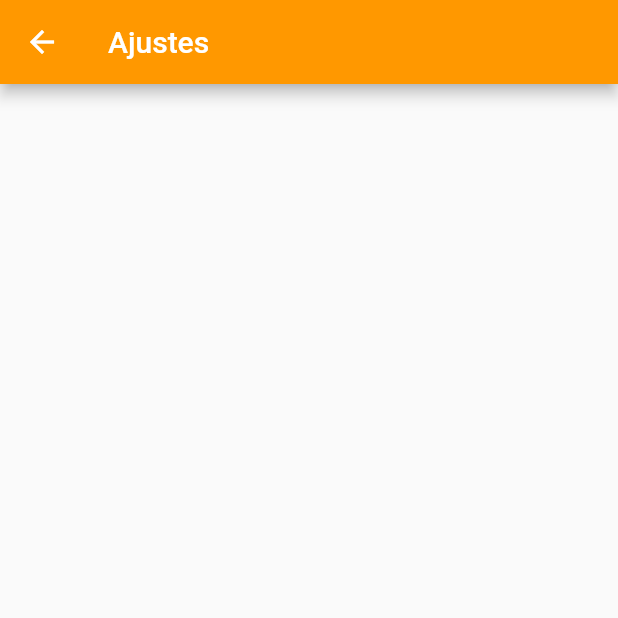
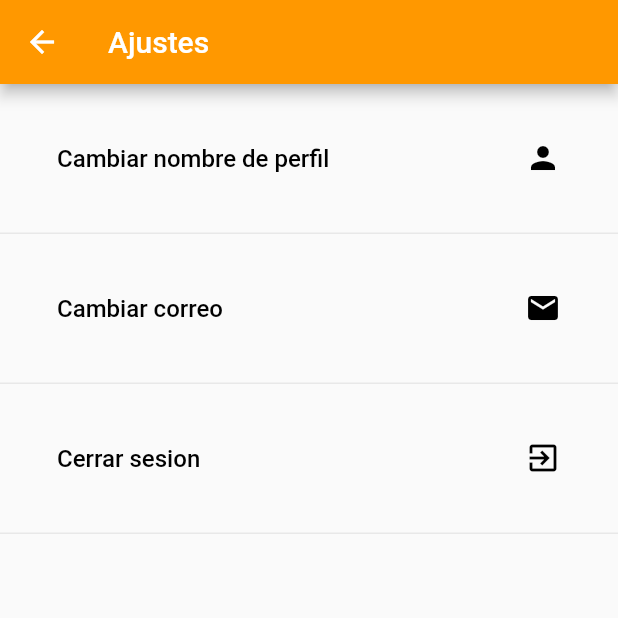
Before and after one commit to JoseHerCast/patitasACasa, a Flutter app: the Settings screen opened directly, on a phone screen of 412 x 824 dp, the top half of it. Run offline on Flutter 3.47's test engine with Material 2 defaults, Android fonts, the light colour scheme and no system bars; our stand-ins replace firebase_auth, firebase_core, flutter_login, image_picker; accounts and stored records are empty; Roboto replaces fonts that are missing (Lato-Regular).

Commit message:
Implementado el concepto de la pantalla de ajustes

```diff
--- a/lib/screens/settings.dart
+++ b/lib/screens/settings.dart
@@ -1,3 +1,4 @@
+import 'package:flutter/cupertino.dart';
 import 'package:flutter/material.dart';
 
 class Settings extends StatelessWidget {
@@ -7,9 +8,90 @@ class Settings extends StatelessWidget {
   Widget build(BuildContext context) {
     return Scaffold(
       appBar: AppBar(
-        title: const Text("Ajustes"),
+        title: const Text(
+          "Ajustes",
+          style: TextStyle(
+            fontFamily: "Lato-Regular",
+            fontSize: 20,
+          ),
+        ),
         backgroundColor: Colors.orange,
+      ),
+      body: ListView(
+        children: [
+          Column(
+            children: [
+              SettingsOption(
+                description: "Cambiar nombre de perfil",
+                icon: Icons.person,
+              ),
+              SettingsOption(
+                description: "Cambiar correo",
+                icon: Icons.mail,
+              ),
+              SettingsOption(
+                description: "Cerrar sesion",
+                icon: Icons.exit_to_app,
+              ),
+            ],
+          ),
+        ],
       ),
     );
   }
 }
+
+class SettingsOption extends StatelessWidget {
+  const SettingsOption({
+    required this.description,
+    required this.icon,
+    Key? key,
+  }) : super(key: key);
+  final String description;
+  final IconData icon;
+
+  @override
+  Widget build(BuildContext context) {
+    return Container(
+      width: MediaQuery.of(context).size.width,
+      height: 100,
+      decoration: BoxDecoration(
+        border: Border(
+          bottom: BorderSide(
+            width: 1,
+            color: Colors.grey.withAlpha(50),
+          ),
+        ),
+      ),
+      child: TextButton(
+        style: TextButton.styleFrom(
+          primary: Colors.black,
+        ),
+        onPressed: () {},
+        child: Row(
+          mainAxisAlignment: MainAxisAlignment.spaceBetween,
+          children: [
+            Padding(
+              padding: const EdgeInsets.symmetric(
+                horizontal: 30,
+              ),
+              child: Text(
+                description,
+                style: TextStyle(
+                  fontFamily: "Lato-Regular",
+                  fontSize: 16,
+                ),
+              ),
+            ),
+            Padding(
+              padding: const EdgeInsets.symmetric(
+                horizontal: 30,
+              ),
+              child: Icon(icon),
+            ),
+          ],
+        ),
+      ),
+    );
+  }
+}
```
